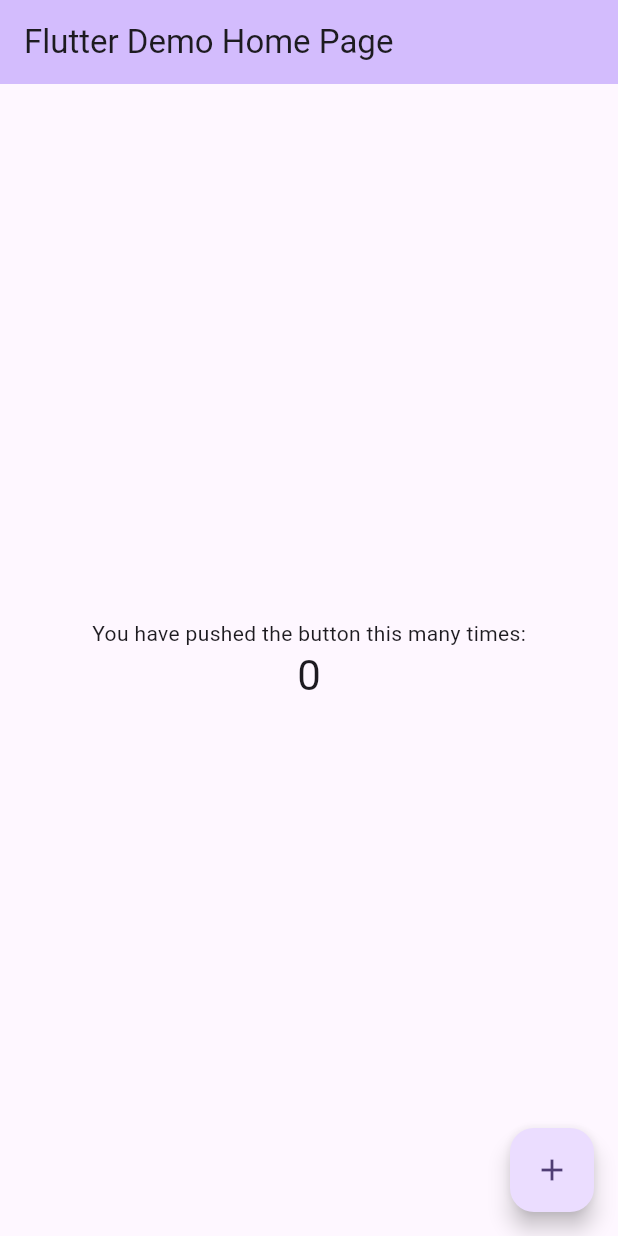
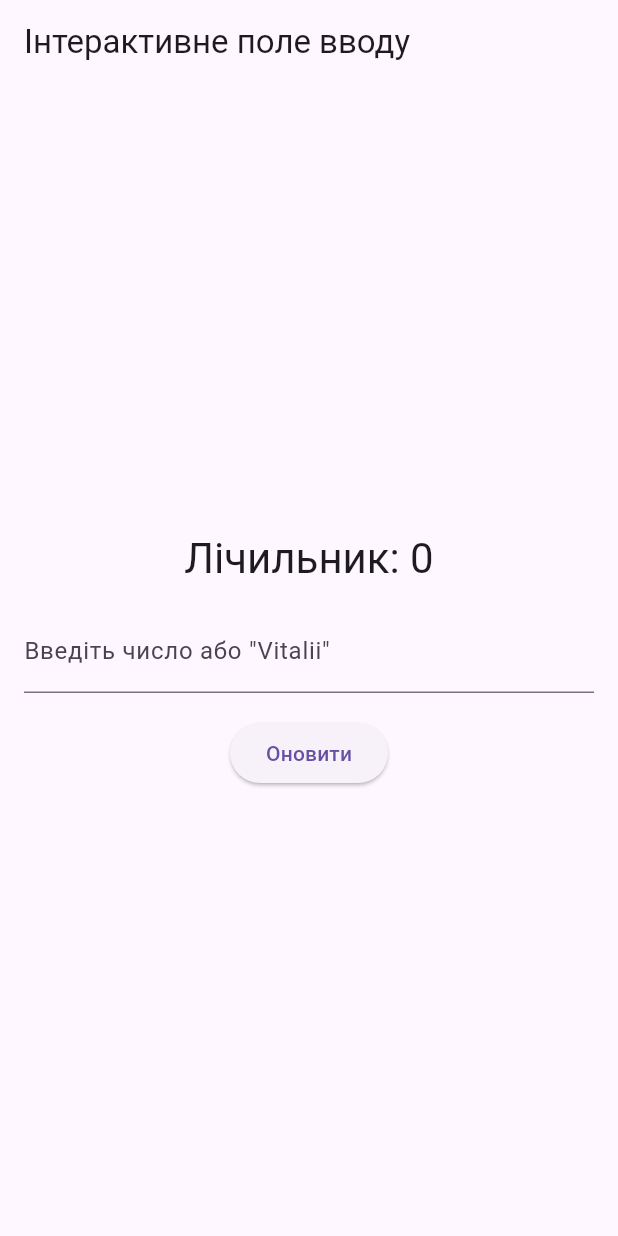
Before and after one commit to vitalii615/flutter_lab1, a Flutter app: the screen it shows after launch, on a phone screen of 412 x 824 dp. Run offline on Flutter 3.47's test engine with Material 3 defaults, Android fonts, the phone set to English and light mode, and no system bars.

Commit message:
my super new app

```diff
--- a/lib/main.dart
+++ b/lib/main.dart
@@ -7,119 +7,79 @@ void main() {
 class MyApp extends StatelessWidget {
   const MyApp({super.key});
 
-  // This widget is the root of your application.
   @override
   Widget build(BuildContext context) {
     return MaterialApp(
-      title: 'Flutter Demo',
+      title: 'Мій інтерективний лічильник',
       theme: ThemeData(
-        // This is the theme of your application.
-        //
-        // TRY THIS: Try running your application with "flutter run". You'll see
-        // the application has a purple toolbar. Then, without quitting the app,
-        // try changing the seedColor in the colorScheme below to Colors.green
-        // and then invoke "hot reload" (save your changes or press the "hot
-        // reload" button in a Flutter-supported IDE, or press "r" if you used
-        // the command line to start the app).
-        //
-        // Notice that the counter didn't reset back to zero; the application
-        // state is not lost during the reload. To reset the state, use hot
-        // restart instead.
-        //
-        // This works for code too, not just values: Most code changes can be
-        // tested with just a hot reload.
-        colorScheme: ColorScheme.fromSeed(seedColor: Colors.deepPurple),
-        useMaterial3: true,
+        primarySwatch: Colors.blue,
       ),
-      home: const MyHomePage(title: 'Flutter Demo Home Page'),
+      home: const MyHomePage(), // Головна сторінка додатку
     );
   }
 }
 
 class MyHomePage extends StatefulWidget {
-  const MyHomePage({required this.title, super.key});
-
-  // This widget is the home page of your application. It is stateful, meaning
-  // that it has a State object (defined below) that contains fields that affect
-  // how it looks.
-
-  // This class is the configuration for the state. It holds the values (in this
-  // case the title) provided by the parent (in this case the App widget) and
-  // used by the build method of the State. Fields in a Widget subclass are
-  // always marked "final".
-
-  final String title;
+  const MyHomePage({super.key});
 
   @override
-  State<MyHomePage> createState() => _MyHomePageState();
+  MyHomePageState createState() => MyHomePageState(); // стан віджета
 }
 
-class _MyHomePageState extends State<MyHomePage> {
+class MyHomePageState extends State<MyHomePage> {
   int _counter = 0;
 
-  void _incrementCounter() {
+  // змінна тексту
+  final TextEditingController _controller = TextEditingController();
+
+  void _incrementCounter(String input) {
     setState(() {
-      // This call to setState tells the Flutter framework that something has
-      // changed in this State, which causes it to rerun the build method below
-      // so that the display can reflect the updated values. If we changed
-      // _counter without calling setState(), then the build method would not be
-      // called again, and so nothing would appear to happen.
-      _counter++;
+      input = input.trim(); // Видаляю пробіли
+      if (input == 'Vitalii') {
+        _counter = 0;
+      } else {
+        final int? value = int.tryParse(input); // Перевірка на число
+        if (value != null) {
+          _counter += value;
+        }
+      }
+      _controller.clear(); // Чистка поля
     });
   }
 
   @override
   Widget build(BuildContext context) {
-    // This method is rerun every time setState is called, for instance as done
-    // by the _incrementCounter method above.
-    //
-    // The Flutter framework has been optimized to make rerunning build methods
-    // fast, so that you can just rebuild anything that needs updating rather
-    // than having to individually change instances of widgets.
     return Scaffold(
       appBar: AppBar(
-        // TRY THIS: Try changing the color here to a specific color (to
-        // Colors.amber, perhaps?) and trigger a hot reload to see the AppBar
-        // change color while the other colors stay the same.
-        backgroundColor: Theme.of(context).colorScheme.inversePrimary,
-        // Here we take the value from the MyHomePage object that was created by
-        // the App.build method, and use it to set our appbar title.
-        title: Text(widget.title),
+        title: const Text('Інтерактивне поле вводу'),
       ),
       body: Center(
-        // Center is a layout widget. It takes a single child and positions it
-        // in the middle of the parent.
         child: Column(
-          // Column is also a layout widget. It takes a list of children and
-          // arranges them vertically. By default, it sizes itself to fit its
-          // children horizontally, and tries to be as tall as its parent.
-          //
-          // Column has various properties to control how it sizes itself and
-          // how it positions its children. Here we use mainAxisAlignment to
-          // center the children vertically; the main axis here is the vertical
-          // axis because Columns are vertical (the cross axis would be
-          // horizontal).
-          //
-          // TRY THIS: Invoke "debug painting" (choose the "Toggle Debug Paint"
-          // action in the IDE, or press "p" in the console), to see the
-          // wireframe for each widget.
-          mainAxisAlignment: MainAxisAlignment.center,
-          children: <Widget>[
-            const Text(
-              'You have pushed the button this many times:',
+          mainAxisAlignment: MainAxisAlignment.center, // тіло проги по центру вирівнюємо
+          children: <Widget>[ // далі дочірні віджети
+            Text(
+              'Лічильник: $_counter',
+              style: Theme.of(context).textTheme.headlineMedium,
             ),
-            Text(
-              '$_counter',
-              style: Theme.of(context).textTheme.headlineMedium,
+            Padding(
+              padding: const EdgeInsets.all(16), // Відступи навколо поля вводу
+              child: TextField(
+                controller: _controller,
+                decoration: const InputDecoration( // зчитуємо текст
+                  labelText: 'Введіть число або "Vitalii"',
+                ),
+                keyboardType: TextInputType.text,
+              ),
+            ),
+            ElevatedButton( // обробка тексту
+              onPressed: () {
+                _incrementCounter(_controller.text);
+              },
+              child: const Text('Оновити'),
             ),
           ],
         ),
       ),
-      floatingActionButton: FloatingActionButton(
-        onPressed: _incrementCounter,
-        tooltip: 'Increment',
-        child: const Icon(Icons.add),
-      ), // This trailing comma makes auto-formatting nicer for build methods.
     );
   }
 }
```
Also changed, not shown: images/photo_2024-11-13_23-35-59.jpg (added), images/photo_2024-11-13_23-39-25.jpg (added), images/photo_2024-11-13_23-39-34.jpg (added), images/photo_2024-11-13_23-39-41.jpg (added), images/photo_2024-11-13_23-39-47.jpg (added), images/photo_2024-11-13_23-39-53.jpg (added), images/photo_2024-11-13_23-39-59.jpg (added), images/photo_2024-11-13_23-40-06.jpg (added), images/photo_2024-11-13_23-40-14.jpg (added), images/photo_2024-11-13_23-40-20.jpg (added), images/photo_2024-11-13_23-40-26.jpg (added).
